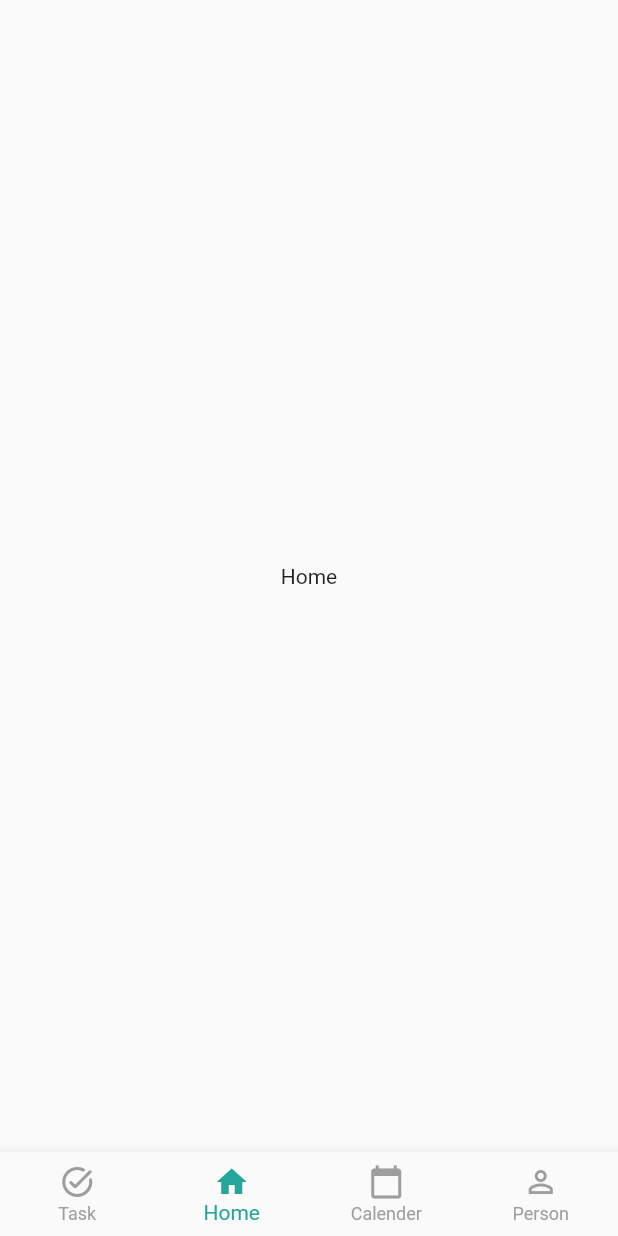
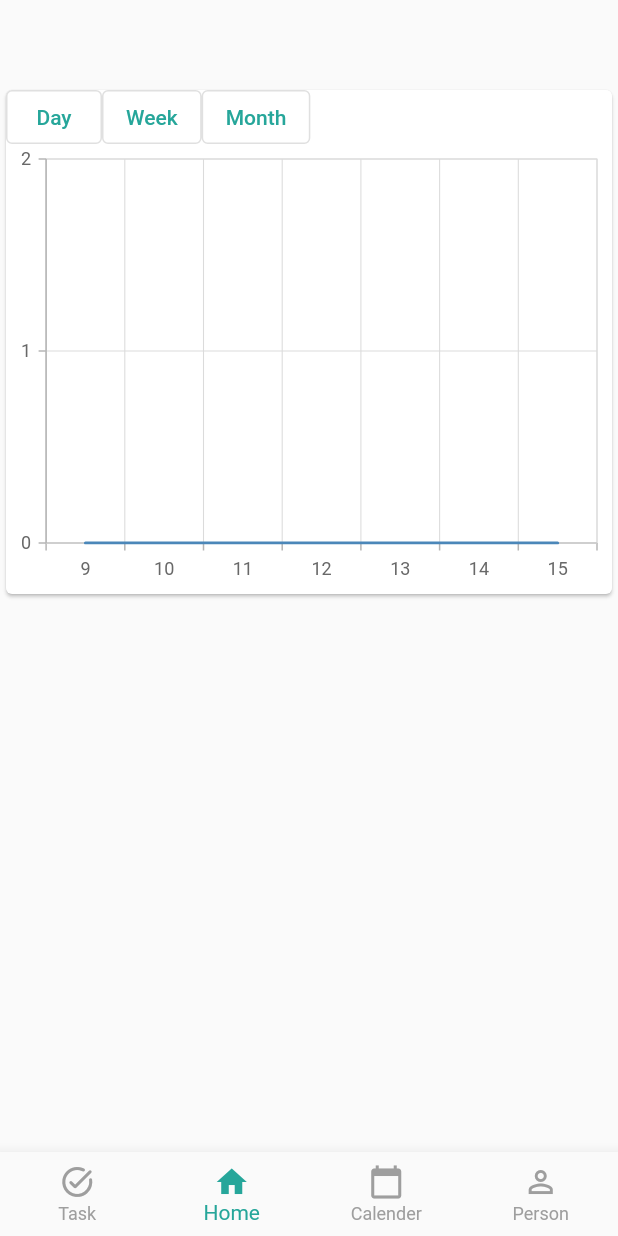
Before and after one commit to Humen-debug/TodoList, a Flutter app: the screen it shows after launch, item 2 of the bottom bar chosen, on a phone screen of 412 x 824 dp. Run offline on Flutter 3.47's test engine with Material 2 defaults, Android fonts, the phone set to English and light mode, and no system bars; our stand-ins replace flutter_switch, page_transition, reorderables, syncfusion_flutter_charts, table_calendar.

Commit message:
craete statistic screen and daily completed tasks count

```diff
--- /dev/null
+++ b/Todo_List/todo_list/lib/Models/data.dart
@@ -0,0 +1,10 @@
+class TaskData {
+  String time;
+  int count;
+
+  TaskData({required this.time, required this.count});
+  @override
+  String toString() {
+    return '$time: $count';
+  }
+}
--- /dev/null
+++ b/Todo_List/todo_list/lib/Screens/Statistic/statistic_screen.dart
@@ -0,0 +1,103 @@
+import 'package:flutter/material.dart';
+import 'package:todo_list/Models/data.dart';
+
+import 'package:todo_list/Models/file_header.dart';
+import 'package:todo_list/Models/task.dart';
+
+import 'package:todo_list/Models/user.dart';
+
+import 'package:syncfusion_flutter_charts/charts.dart';
+
+class StatisticScreen extends StatefulWidget {
+  FileHandler file;
+  User user;
+  StatisticScreen({Key? key, required this.file, required this.user})
+      : super(key: key);
+
+  @override
+  _StatisticScreenState createState() => _StatisticScreenState();
+}
+
+class _StatisticScreenState extends State<StatisticScreen> {
+  late Map<DateTime, int> taskCountsMap = {};
+
+  final List periodBtnTitles = <String>['Day', 'Week', 'Month'];
+
+  List<TaskData> dailyTaskCounts = [];
+
+  int periodChoice = 0;
+
+  void setTaskCountsMap() {
+    for (Task task in widget.user.taskMap['Completed']!) {
+      DateTime date = DateTime.utc(task.completedTime!.year,
+              task.completedTime!.month, task.completedTime!.day)
+          .toLocal();
+
+      int count = taskCountsMap[date] ?? 0;
+      taskCountsMap[date] = count + 1;
+    }
+  }
+
+  int getCountForDay(DateTime date) {
+    return taskCountsMap[date] ?? 0;
+  }
+
+  @override
+  void initState() {
+    setState(() {
+      setTaskCountsMap();
+      dailyTaskCounts = List<TaskData>.generate(7, (index) {
+        DateTime now = DateTime.now();
+        DateTime today = DateTime.utc(now.year, now.month, now.day).toLocal();
+
+        DateTime date = today.subtract(Duration(days: index));
+        String time = (date.day).toString();
+
+        return TaskData(time: time, count: getCountForDay(date));
+      });
+    });
+    // print(dailyTaskCounts);
+    super.initState();
+  }
+
+  @override
+  Widget build(BuildContext context) {
+    return Scaffold(
+        appBar: AppBar(),
+        body: ListView(children: [
+          Card(
+            child: Column(
+              children: [
+                SizedBox(
+                  height: 36,
+                  child: ListView.builder(
+                      scrollDirection: Axis.horizontal,
+                      physics: const NeverScrollableScrollPhysics(),
+                      itemCount: periodBtnTitles.length,
+                      itemBuilder: (context, index) {
+                        return OutlinedButton(
+                            onPressed: () {
+                              periodChoice = index;
+                            },
+                            child: Text(periodBtnTitles[index]));
+                      }),
+                ),
+                SfCartesianChart(
+                  // for String as Xasis label
+                  primaryXAxis: CategoryAxis(isInversed: true),
+                  primaryYAxis: NumericAxis(
+                    interval: 1,
+                  ),
+                  series: <ChartSeries>[
+                    LineSeries<TaskData, String>(
+                        dataSource: dailyTaskCounts,
+                        xValueMapper: (TaskData data, _) => data.time,
+                        yValueMapper: (TaskData data, _) => data.count)
+                  ],
+                ),
+              ],
+            ),
+          )
+        ]));
+  }
+}
--- a/Todo_List/todo_list/lib/Screens/main_screen.dart
+++ b/Todo_List/todo_list/lib/Screens/main_screen.dart
@@ -1,6 +1,7 @@
 import 'package:flutter/material.dart';
 import 'package:todo_list/Models/file_header.dart';
 import 'package:todo_list/Screens/Calender/calender_screen.dart';
+import 'package:todo_list/Screens/Statistic/statistic_screen.dart';
 import 'package:todo_list/Screens/Task/task_screen.dart';
 import 'package:todo_list/Models/user.dart';
 import 'package:todo_list/Models/task.dart';
@@ -70,7 +71,10 @@ class MainScreenState extends State<MainScreen> {
   Widget build(BuildContext context) {
     final _pages = [
       TaskScreen(user: user, file: fileHandler),
-      Center(child: Text('Home')),
+      StatisticScreen(
+        user: user,
+        file: fileHandler,
+      ),
       CalenderScreen(
         user: user,
         file: fileHandler,
```
